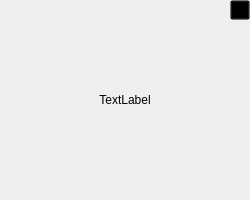
This is GenshinImpact_AutoMap/GenshinImpact_AutoMap.ui in Chaos192/GenshinImpact_AutoMap as Qt 5 draws it before an edit. The edited form follows.
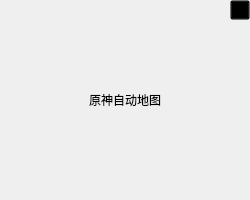
This is the edited form. Icons and pictures are not drawn.

```diff
--- a/GenshinImpact_AutoMap/GenshinImpact_AutoMap.ui
+++ b/GenshinImpact_AutoMap/GenshinImpact_AutoMap.ui
@@ -40,7 +40,7 @@
      <enum>Qt::LeftToRight</enum>
     </property>
     <property name="text">
-     <string>TextLabel</string>
+     <string>原神自动地图</string>
     </property>
     <property name="alignment">
      <set>Qt::AlignCenter</set>
```
Left out of the diff: 5 changed lines with no effect on the pictures.
